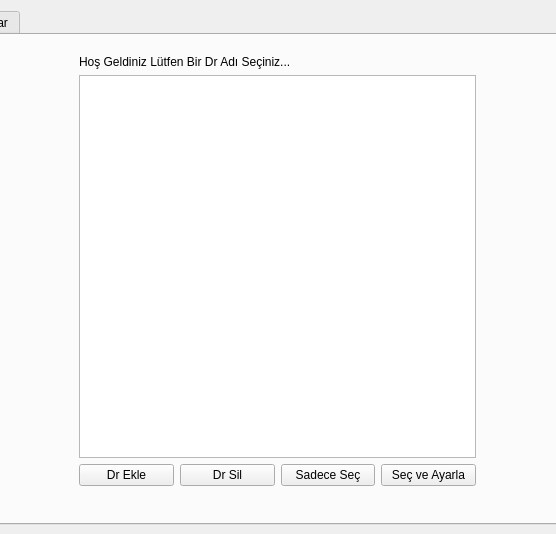
The window that template.ui (acarokan/BeautifulEspanso) describes before a commit, drawn with Qt 5; both pictures show x 122 to 678 and y 0 to 534 of the 800 by 534 pixel window.
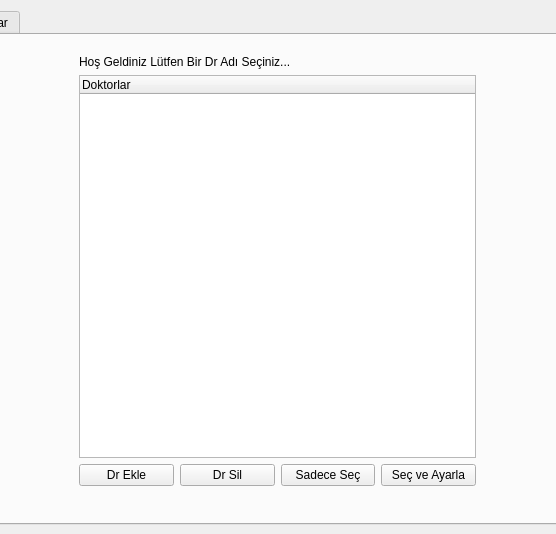
The same window after the commit.

```diff
--- a/template.ui
+++ b/template.ui
@@ -44,7 +44,13 @@
             </widget>
            </item>
            <item>
-            <widget class="QListWidget" name="dr_list"/>
+            <widget class="QTreeWidget" name="dr_list">
+             <column>
+              <property name="text">
+               <string>Doktorlar</string>
+              </property>
+             </column>
+            </widget>
            </item>
            <item>
             <layout class="QHBoxLayout" name="horizontalLayout">
@@ -56,7 +62,7 @@
               </widget>
              </item>
              <item>
-              <widget class="QPushButton" name="sadece_sec_button">
+              <widget class="QPushButton" name="dr_sil_button">
                <property name="text">
                 <string>Dr Sil</string>
                </property>
@@ -70,7 +76,7 @@
               </widget>
              </item>
              <item>
-              <widget class="QPushButton" name="dr_sil_button">
+              <widget class="QPushButton" name="dr_sec_ayarla_button">
                <property name="text">
                 <string>Seç ve Ayarla</string>
                </property>
```
Left out of the diff: 4 changed lines with no effect on the pictures.
